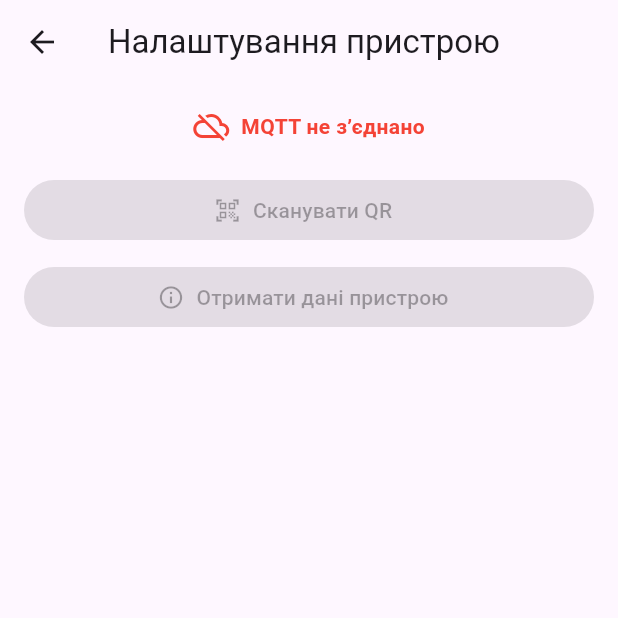
After one commit to OleksandrSenkivv/mobile_labs, a Flutter app: the SettingsPage screen opened by its route, after a tap on "OK", on a phone screen of 412 x 824 dp, the top half of it. The commit adds this screen. Run offline on Flutter 3.47's test engine with Material 3 defaults, Android fonts, the phone set to English and light mode, and no system bars; our stand-ins replace connectivity_plus, flutter_secure_storage; missing offline and left inert: mobile_scanner, mqtt_client; accounts and stored records are empty.

Commit message:
add qr-code scanner and communication between app and device

```diff
--- a/lib/main.dart
+++ b/lib/main.dart
@@ -6,6 +6,7 @@ import 'package:mobile_labs/pages/home_page.dart';
 import 'package:mobile_labs/pages/login_page.dart';
 import 'package:mobile_labs/pages/profile_page.dart';
 import 'package:mobile_labs/pages/signup_page.dart';
+import 'package:mobile_labs/pages/settings_page.dart'; // Імпортуємо сторінку налаштувань
 import 'package:mobile_labs/service/internet_service.dart';
 import 'package:provider/provider.dart';
 
@@ -79,6 +80,10 @@ class MyApp extends StatelessWidget {
             return MaterialPageRoute(
               builder: (_) => ProfilePage(userService: userService),
             );
+          case '/settings': // Додаємо маршрут для налаштувань
+            return MaterialPageRoute(
+              builder: (_) => const SettingsPage(),
+            );
           default:
             return MaterialPageRoute(
               builder: (_) => LoginPage(userService: userService),
--- a/lib/pages/home_page.dart
+++ b/lib/pages/home_page.dart
@@ -54,6 +54,11 @@ class _HomePageState extends State<HomePage> {
               leading: const Icon(Icons.person),
               title: const Text('Профіль'),
               onTap: () => Navigator.pushNamed(context, '/profile'),
+            ),
+            ListTile(
+              leading: const Icon(Icons.settings),
+              title: const Text('Налаштування'),
+              onTap: () => Navigator.pushNamed(context, '/settings'), // Додано
             ),
             ListTile(
               leading: const Icon(Icons.exit_to_app),
--- /dev/null
+++ b/lib/pages/settings_page.dart
@@ -0,0 +1,158 @@
+import 'package:flutter/material.dart';
+import 'package:mobile_labs/service/mqtt_device_service.dart';
+import 'package:mobile_labs/settings_widgets/device_info.dart';
+import 'package:mobile_labs/settings_widgets/message_handler.dart';
+import 'package:mobile_labs/settings_widgets/notification_dialog.dart';
+import 'package:mobile_labs/settings_widgets/qr_scanner_dialog.dart';
+import 'package:mobile_labs/settings_widgets/serial_editor_dialog.dart';
+
+class SettingsPage extends StatefulWidget {
+  const SettingsPage({super.key});
+  @override
+  State<SettingsPage> createState() => _SettingsPageState();
+}
+
+class _SettingsPageState extends State<SettingsPage> {
+  final mqtt = MqttDeviceService();
+  bool connected = false, infoLoaded = false;
+  bool expectingSerialConfirmation = false;
+  String? serial, deviceId;
+
+  @override
+  void initState() {
+    super.initState();
+    _connect();
+  }
+
+  Future<void> _connect() async {
+    try {
+      await mqtt.connect(
+        _handleMessage,
+            () => setState(() => connected = true),
+            () => setState(() => connected = false),
+      );
+    } catch (e) {
+      WidgetsBinding.instance.addPostFrameCallback((_) {
+        showErrorDialog(context, 'Помилка зʼєднання: $e');
+      });
+    }
+  }
+
+  void _handleMessage(String topic, String payload) {
+    handleMqttMessage(
+      context: context,
+      topic: topic,
+      payload: payload,
+      setDeviceInfo: (s, d, loaded) => setState(() {
+        serial = s;
+        deviceId = d;
+        infoLoaded = loaded;
+      }),
+      showSerialEditor: _showSerialEditor,
+      showError: (msg) => showErrorDialog(context, msg),
+      isExpectingConfirmation: () => expectingSerialConfirmation,
+      clearConfirmation: () => setState(() =>
+      expectingSerialConfirmation = false,),
+    );
+  }
+
+  void _sendCredentials() {
+    mqtt.publishMessage('device/request',
+        '{"user":"DeviceName","pass":"1234passworD"}',);
+    setState(() => expectingSerialConfirmation = true);
+  }
+
+  void _openQRScanner() {
+    if (!connected) return showErrorDialog(context, 'MQTT не підключено');
+    showQRScannerDialog(
+      context,
+      onScanned: (_) => _sendCredentials(),
+    );
+  }
+
+  void _showSerialEditor() {
+    if (!connected) return showErrorDialog(context, 'MQTT не підключено');
+    showSerialEditorDialog(
+      context,
+      onSubmitted: (newSerial) {
+        mqtt.publishMessage('device/set_serial', '{"serial":"$newSerial"}');
+        setState(() => expectingSerialConfirmation = true);
+        showSuccessDialog(context, 'Серійник "$newSerial" надіслано');
+      },
+    );
+  }
+
+  void _requestDeviceInfo() =>
+      mqtt.publishMessage('device/info_request', '{"request":"info"}');
+
+  @override
+  void dispose() {
+    mqtt.disconnect();
+    super.dispose();
+  }
+
+  @override
+  Widget build(BuildContext context) {
+    final statusColor = connected ? Colors.green : Colors.red;
+    final statusText = connected ? 'MQTT зʼєднано' : 'MQTT не зʼєднано';
+
+    return Scaffold(
+      appBar: AppBar(title: const Text('Налаштування пристрою')),
+      body: Padding(
+        padding: const EdgeInsets.all(16),
+        child: Column(
+          crossAxisAlignment: CrossAxisAlignment.stretch,
+          children: [
+            Row(
+              mainAxisAlignment: MainAxisAlignment.center,
+              children: [
+                Icon(
+                  connected ? Icons.cloud_done : Icons.cloud_off,
+                  color: statusColor,
+                ),
+                const SizedBox(width: 8),
+                Text(
+                  statusText,
+                  style: TextStyle(fontWeight: FontWeight.bold, color:
+                  statusColor,),
+                ),
+              ],
+            ),
+            const SizedBox(height: 20),
+            ElevatedButton.icon(
+              icon: const Icon(Icons.qr_code_scanner),
+              label: const Text('Сканувати QR'),
+              onPressed: connected ? _openQRScanner : null,
+            ),
+            const SizedBox(height: 10),
+            ElevatedButton.icon(
+              icon: const Icon(Icons.info_outline),
+              label: const Text('Отримати дані пристрою'),
+              onPressed: connected ? _requestDeviceInfo : null,
+            ),
+            if (infoLoaded)
+              Card(
+                elevation: 3,
+                shape: RoundedRectangleBorder(
+                    borderRadius: BorderRadius.circular(12),),
+                margin: const EdgeInsets.only(top: 30),
+                child: Padding(
+                  padding:
+                  const EdgeInsets.symmetric(vertical: 16, horizontal: 20),
+                  child: Column(
+                    crossAxisAlignment: CrossAxisAlignment.start,
+                    children: [
+                      Text('Інформація про пристрій',
+                          style: Theme.of(context).textTheme.titleLarge,),
+                      const SizedBox(height: 12),
+                      DeviceInfoTable(serial: serial, device: deviceId),
+                    ],
+                  ),
+                ),
+              ),
+          ],
+        ),
+      ),
+    );
+  }
+}
--- /dev/null
+++ b/lib/service/mqtt_device_service.dart
@@ -0,0 +1,77 @@
+import 'package:flutter/foundation.dart';
+import 'package:mqtt_client/mqtt_client.dart';
+import 'package:mqtt_client/mqtt_server_client.dart';
+
+typedef MessageHandler = void Function(String topic, String payload);
+
+class MqttDeviceService {
+  final _client = MqttServerClient.withPort(
+    'd92fdeed0d5d48028f3ae826a28a79e0.s1.eu.hivemq.cloud',
+    'flutter_client',
+    8883,
+  );
+
+  bool connected = false;
+
+  Future<void> connect(
+      MessageHandler onMessage,
+      VoidCallback onConnected,
+      VoidCallback onDisconnected,
+      ) async {
+    _client.secure = true;
+    _client.setProtocolV311();
+    _client.keepAlivePeriod = 20;
+    _client.logging(on: false);
+
+    _client.connectionMessage = MqttConnectMessage()
+        .withClientIdentifier('flutter_client')
+        .authenticateAs('DeviceName', '1234passworD')
+        .startClean();
+
+    _client.onConnected = () {
+      connected = true;
+      onConnected();
+    };
+
+    _client.onDisconnected = () {
+      connected = false;
+      onDisconnected();
+    };
+
+    try {
+      final result = await _client.connect();
+      if (result?.state != MqttConnectionState.connected) {
+        throw Exception('MQTT зʼєднання не встановлено: ${result?.state}');
+      }
+
+      _client.subscribe('device/response', MqttQos.atLeastOnce);
+      _client.subscribe('device/info_response', MqttQos.atLeastOnce);
+
+      _client.updates!.listen((List<MqttReceivedMessage<MqttMessage>> events) {
+        final recMess = events.first.payload as MqttPublishMessage;
+        final payload =
+        MqttPublishPayload.bytesToStringAsString(recMess.payload.message);
+        final topic = events.first.topic;
+        onMessage(topic, payload);
+      });
+    } catch (e) {
+      throw Exception('Помилка MQTT-підключення: $e');
+    }
+  }
+
+  void publishMessage(String topic, String message) {
+    if (!connected || _client.connectionStatus?.state !=
+        MqttConnectionState.connected) {
+      return;
+    }
+
+    final builder = MqttClientPayloadBuilder();
+    builder.addString(message);
+    _client.publishMessage(topic, MqttQos.atLeastOnce, builder.payload!);
+  }
+
+  void disconnect() {
+    _client.disconnect();
+    connected = false;
+  }
+}
--- /dev/null
+++ b/lib/settings_widgets/notification_dialog.dart
@@ -0,0 +1,33 @@
+import 'package:flutter/material.dart';
+
+void showErrorDialog(BuildContext context, String message) {
+  showDialog<void>(
+    context: context,
+    builder: (_) => AlertDialog(
+      title: const Text('Помилка'),
+      content: Text(message),
+      actions: [
+        TextButton(
+          onPressed: () => Navigator.pop(context),
+          child: const Text('OK'),
+        ),
+      ],
+    ),
+  );
+}
+
+void showSuccessDialog(BuildContext context, String message) {
+  showDialog<void>(
+    context: context,
+    builder: (_) => AlertDialog(
+      title: const Text('Успіх'),
+      content: Text(message),
+      actions: [
+        TextButton(
+          onPressed: () => Navigator.pop(context),
+          child: const Text('OK'),
+        ),
+      ],
+    ),
+  );
+}
--- a/pubspec.yaml
+++ b/pubspec.yaml
@@ -35,6 +35,7 @@ dependencies:
   mqtt_client: ^10.5.1
   connectivity_plus: ^6.1.4
   provider: ^6.1.4
+  mobile_scanner: ^6.0.10
 
   # The following adds the Cupertino Icons font to your application.
   # Use with the CupertinoIcons class for iOS style icons.
```
Also changed, not shown: lib/settings_widgets/device_info.dart (added, +41 -0 lines), lib/settings_widgets/message_handler.dart (added, +48 -0 lines), lib/settings_widgets/qr_scanner_dialog.dart (added, +25 -0 lines), lib/settings_widgets/serial_editor_dialog.dart (added, +27 -0 lines), pubspec.lock, 1 other file. Lines whose indentation alone changed are shown as unchanged.
